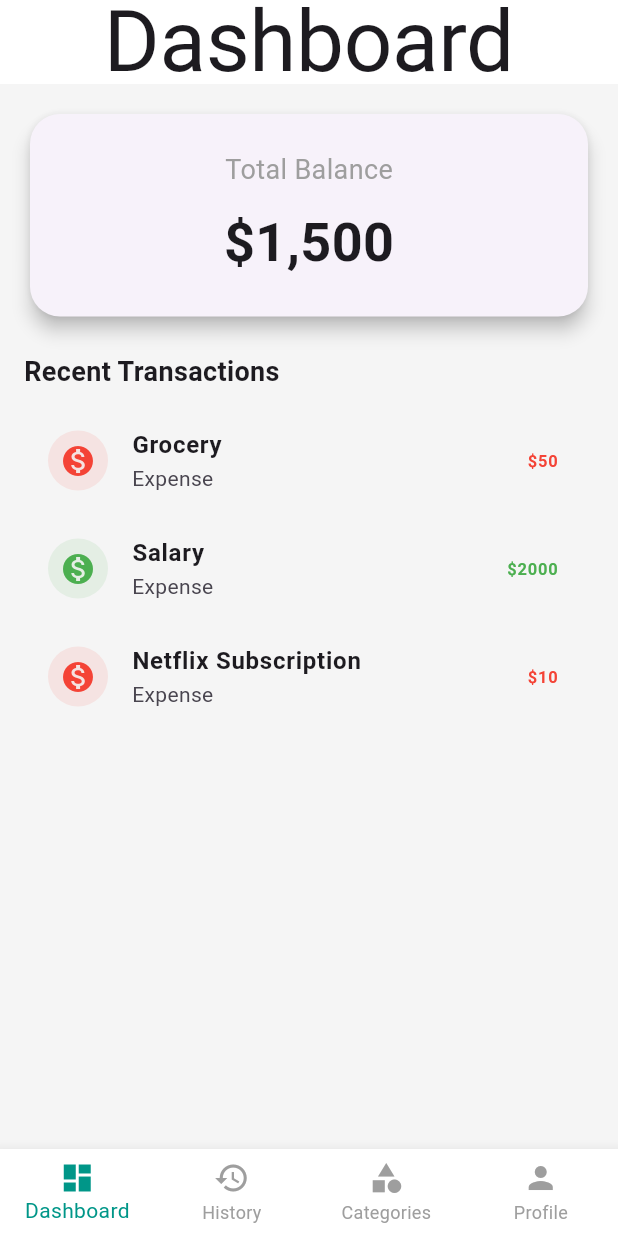
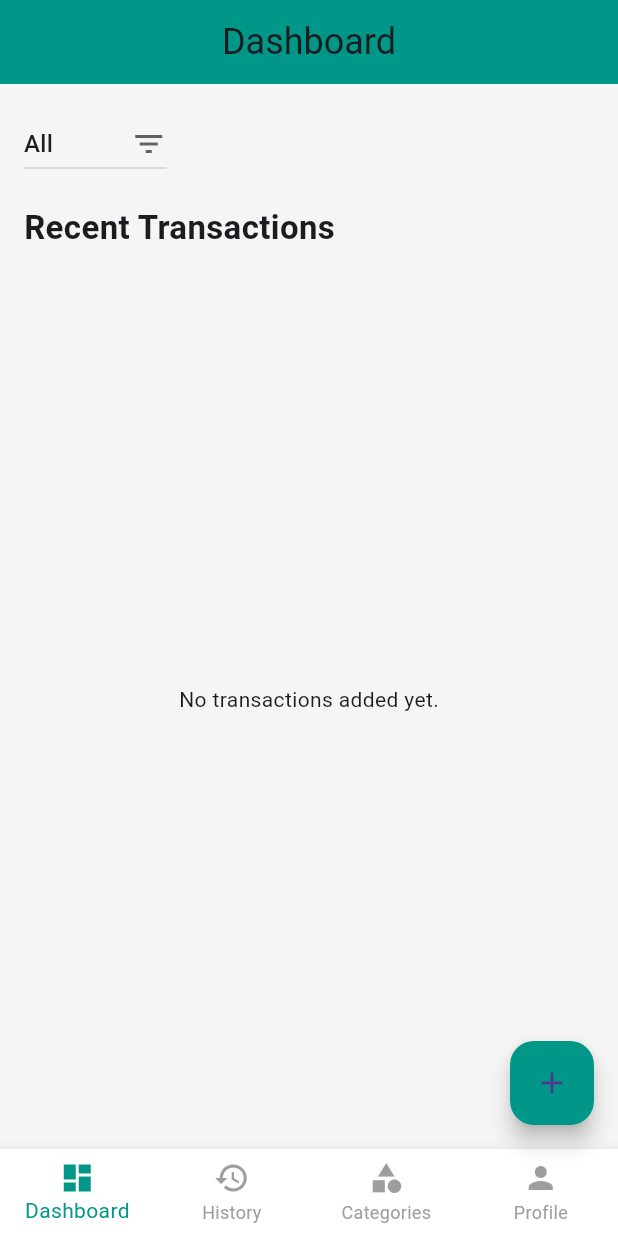
Before and after one commit to derf567/Midterm-Project-Flutter, a Flutter app: the DashboardPage screen opened directly, on a phone screen of 412 x 824 dp. Run offline on Flutter 3.47's test engine with Material 3 defaults, Android fonts, the phone set to English and light mode, and no system bars.

Commit message:
Finish for midterm only UI

```diff
--- a/lib/Categories.dart
+++ b/lib/Categories.dart
@@ -3,14 +3,16 @@ import 'package:flutter/material.dart';
 import 'package:flutter_1/Navigation.dart';
 
 class CategoriesPage extends StatelessWidget {
+  const CategoriesPage({super.key});
+
   @override
   Widget build(BuildContext context) {
     return Scaffold(
       appBar: AppBar(
-        title: Text('Categories'),
+        title: const Text('Categories'),
       ),
       body: ListView(
-        children: <Widget>[
+        children: const <Widget>[
           ListTile(
             title: Text('Food'),
           ),
--- a/lib/Dashboard.dart
+++ b/lib/Dashboard.dart
@@ -1,74 +1,114 @@
-import 'dart:ui';
-
 import 'package:flutter/material.dart';
+import 'package:flutter_1/AddTransactionPage.dart';
+import 'package:flutter_1/Categories.dart';
 import 'package:flutter_1/Navigation.dart';
 
-class DashboardPage extends StatelessWidget {
+class DashboardPage extends StatefulWidget {
+  const DashboardPage({super.key});
+
+  @override
+  _DashboardPageState createState() => _DashboardPageState();
+}
+
+class _DashboardPageState extends State<DashboardPage> {
+  final List<Map<String, String>> _transactions = [];
+  String _selectedCategory = 'All';
+
+  void _saveTransaction(String amount, String description, String category) {
+    setState(() {
+      _transactions.add({
+        'amount': amount,
+        'description': description,
+        'category': category,
+      });
+    });
+    Navigator.pop(context);
+  }
+
   @override
   Widget build(BuildContext context) {
+    final filteredTransactions = _transactions.where((transaction) {
+      return _selectedCategory == 'All' ||
+          transaction['category'] == _selectedCategory;
+    }).toList();
+
     return Scaffold(
       appBar: AppBar(
-        backgroundColor: Colors.white,
-        elevation: 0,
-        title:
-            Text('Dashboard', style: Theme.of(context).textTheme.displayLarge),
+        title: const Text('Dashboard', style: TextStyle(fontSize: 24)),
         centerTitle: true,
+        backgroundColor: Colors.teal,
       ),
       body: Padding(
         padding: const EdgeInsets.all(16.0),
         child: Column(
-          crossAxisAlignment: CrossAxisAlignment.stretch,
+          crossAxisAlignment: CrossAxisAlignment.start,
           children: [
-            // Balance Card
-            Card(
-              shape: RoundedRectangleBorder(
-                  borderRadius: BorderRadius.circular(20)),
-              elevation: 5,
-              child: Padding(
-                padding: const EdgeInsets.all(24.0),
-                child: Column(
-                  children: [
-                    Text('Total Balance',
-                        style: TextStyle(fontSize: 18.0, color: Colors.grey)),
-                    SizedBox(height: 10),
-                    Text('\$1,500',
-                        style: TextStyle(
-                            fontSize: 36.0, fontWeight: FontWeight.bold)),
-                  ],
-                ),
-              ),
+            // Category Filter Dropdown
+            DropdownButton<String>(
+              value: _selectedCategory,
+              icon: const Icon(Icons.filter_list),
+              items: const [
+                DropdownMenuItem(value: 'All', child: Text('All')),
+                DropdownMenuItem(value: 'Food', child: Text('Food')),
+                DropdownMenuItem(value: 'Transport', child: Text('Transport')),
+                DropdownMenuItem(value: 'Income', child: Text('Income')),
+                DropdownMenuItem(value: 'Expense', child: Text('Expense')),
+              ],
+              onChanged: (value) {
+                setState(() {
+                  _selectedCategory = value!;
+                });
+              },
             ),
-            SizedBox(height: 20),
-            // Recent Transactions
-            Text('Recent Transactions',
-                style: TextStyle(fontSize: 18.0, fontWeight: FontWeight.w600)),
-            SizedBox(height: 10),
+            const SizedBox(height: 16),
+            const Text(
+              'Recent Transactions',
+              style: TextStyle(fontSize: 22, fontWeight: FontWeight.bold),
+            ),
+            const SizedBox(height: 16),
+            // Display Transactions
             Expanded(
-              child: ListView(
-                children: [
-                  _transactionItem('Grocery', '\$50', Colors.red),
-                  _transactionItem('Salary', '\$2000', Colors.green),
-                  _transactionItem('Netflix Subscription', '\$10', Colors.red),
-                ],
-              ),
+              child: filteredTransactions.isEmpty
+                  ? const Center(child: Text('No transactions added yet.'))
+                  : ListView.builder(
+                      itemCount: filteredTransactions.length,
+                      itemBuilder: (context, index) {
+                        final transaction = filteredTransactions[index];
+                        return Card(
+                          margin: const EdgeInsets.symmetric(vertical: 8),
+                          elevation: 3,
+                          child: ListTile(
+                            title: Text(
+                              transaction['description'] ?? '',
+                              style: const TextStyle(
+                                  fontSize: 18, fontWeight: FontWeight.bold),
+                            ),
+                            subtitle: Text(
+                              'Amount: \$${transaction['amount']} - Category: ${transaction['category']}',
+                              style: const TextStyle(fontSize: 14),
+                            ),
+                          ),
+                        );
+                      },
+                    ),
             ),
           ],
         ),
       ),
       bottomNavigationBar: BottomNav(),
-    );
-  }
-
-  Widget _transactionItem(String title, String amount, Color color) {
-    return ListTile(
-      leading: CircleAvatar(
-        backgroundColor: color.withOpacity(0.1),
-        child: Icon(Icons.monetization_on, color: color),
+      floatingActionButton: FloatingActionButton(
+        onPressed: () {
+          Navigator.push(
+            context,
+            MaterialPageRoute(
+              builder: (context) =>
+                  AddTransactionPage(onSave: _saveTransaction),
+            ),
+          );
+        },
+        child: const Icon(Icons.add),
+        backgroundColor: Colors.teal,
       ),
-      title: Text(title, style: TextStyle(fontWeight: FontWeight.bold)),
-      subtitle: Text('Expense'),
-      trailing: Text(amount,
-          style: TextStyle(fontWeight: FontWeight.bold, color: color)),
     );
   }
 }
--- a/lib/Navigation.dart
+++ b/lib/Navigation.dart
@@ -5,6 +5,8 @@ import 'package:flutter_1/Transactionhistory.dart';
 import 'package:flutter_1/dashboard.dart';
 
 class BottomNav extends StatefulWidget {
+  const BottomNav({super.key});
+
   @override
   _BottomNavState createState() => _BottomNavState();
 }
--- a/lib/Transactionhistory.dart
+++ b/lib/Transactionhistory.dart
@@ -2,14 +2,16 @@ import 'package:flutter/material.dart';
 import 'package:flutter_1/Navigation.dart';
 
 class TransactionHistoryPage extends StatelessWidget {
+  const TransactionHistoryPage({super.key});
+
   @override
   Widget build(BuildContext context) {
     return Scaffold(
       appBar: AppBar(
-        title: Text('Transaction History'),
+        title: const Text('Transaction History'),
       ),
       body: ListView(
-        children: <Widget>[
+        children: const <Widget>[
           ListTile(
             title: Text('Grocery'),
             subtitle: Text('\$50 - Expense'),
```
Also changed, not shown: lib/AddTransaction.dart (deleted, +0 -82 lines), lib/AddTransactionPage.dart (added, +101 -0 lines), lib/Profile.dart (+24 -7 lines), lib/login.dart (added, +56 -0 lines), lib/main.dart (+4 -8 lines).
